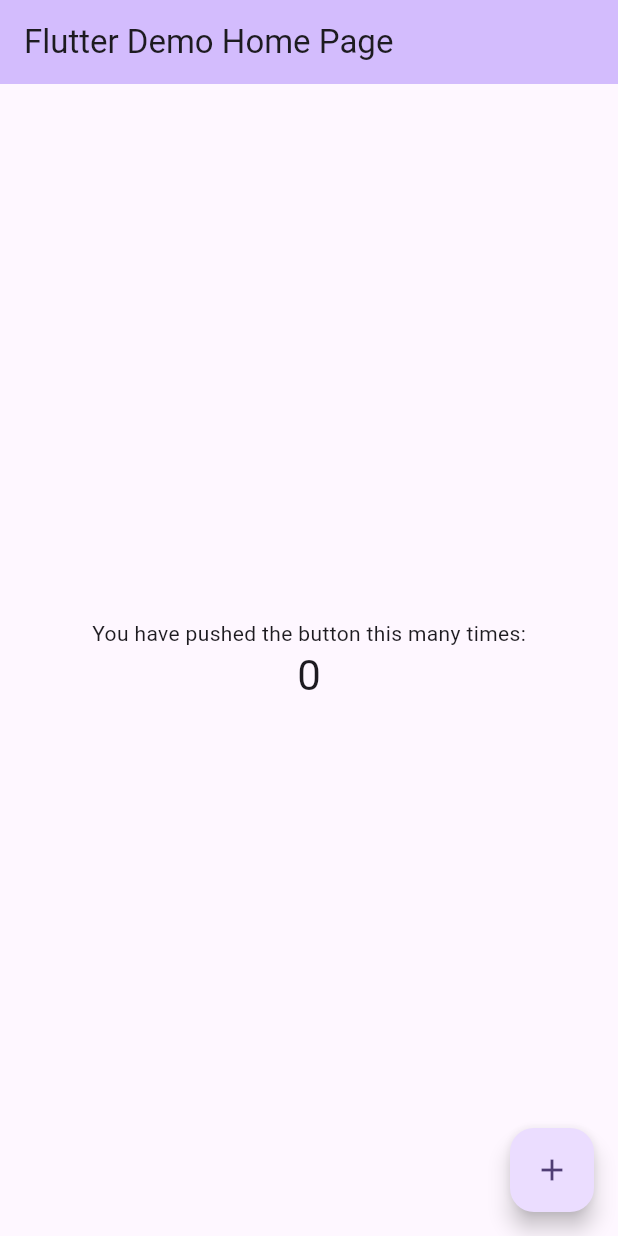
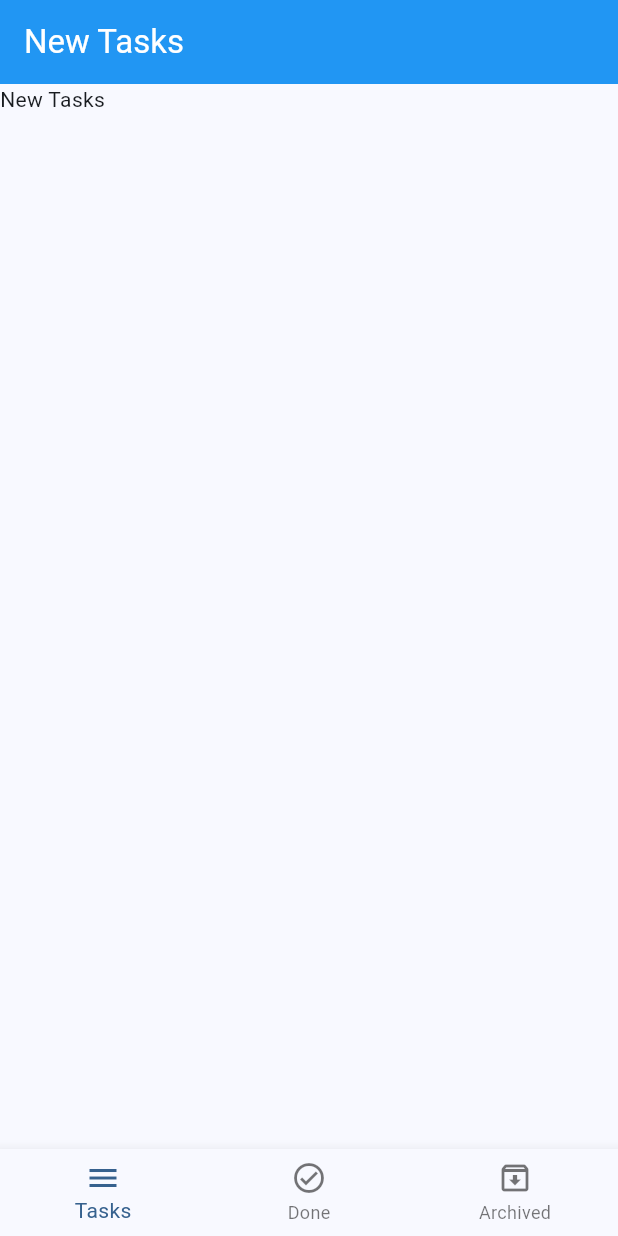
Before and after one commit to soutAhmedTayseer/To-Do-App, a Flutter app: the screen it shows after launch, on a phone screen of 412 x 824 dp. Run offline on Flutter 3.47's test engine with Material 3 defaults, Android fonts, the phone set to English and light mode, and no system bars; our stand-ins replace sqflite; accounts and stored records are empty.

```diff
--- /dev/null
+++ b/lib/ArchivedTasks.dart
@@ -0,0 +1,10 @@
+import 'package:flutter/cupertino.dart';
+
+class ArchivedTasks extends StatelessWidget {
+  const ArchivedTasks({super.key});
+
+  @override
+  Widget build(BuildContext context) {
+    return const Text('Archived Tasks');
+  }
+}
--- /dev/null
+++ b/lib/NewTasks.dart
@@ -0,0 +1,10 @@
+import 'package:flutter/cupertino.dart';
+
+class NewTasks extends StatelessWidget {
+  const NewTasks({super.key});
+
+  @override
+  Widget build(BuildContext context) {
+    return const Text('New Tasks');
+  }
+}
--- /dev/null
+++ b/lib/home.dart
@@ -0,0 +1,92 @@
+import 'package:flutter/material.dart';
+import 'package:flutter_projects/ArchivedTasks.dart';
+import 'package:flutter_projects/DoneTasks.dart';
+import 'package:flutter_projects/NewTasks.dart';
+import 'package:sqflite/sqflite.dart';
+
+class HomeLayout extends StatefulWidget {
+  const HomeLayout({super.key});
+
+  @override
+  State<HomeLayout> createState() => _HomeLayoutState();
+}
+
+class _HomeLayoutState extends State<HomeLayout> {
+  int currentIndex = 0;
+  List<Widget> screens = [
+    NewTasks(),
+    DoneTasks(),
+    ArchivedTasks(),
+  ];
+
+  List<String> titles = [
+    'New Tasks',
+    'Done Tasks',
+    'Archived Tasks',
+  ];
+
+  @override
+  void initState() {
+    super.initState();
+
+    createDatabase();
+  }
+
+  @override
+  Widget build(BuildContext context) {
+    return Scaffold(
+      appBar: AppBar(
+        backgroundColor: Colors.blue,
+        title: Text(
+          titles[currentIndex],
+          style: TextStyle(color: Colors.white),
+        ),
+      ),
+      body: screens[currentIndex],
+      bottomNavigationBar: BottomNavigationBar(
+        type: BottomNavigationBarType.fixed,
+        showSelectedLabels: true,
+        currentIndex: currentIndex,
+        onTap: (index) {
+          setState(() {
+            currentIndex = index;
+          });
+        },
+        items: [
+          BottomNavigationBarItem(icon: Icon(Icons.menu), label: 'Tasks'),
+          BottomNavigationBarItem(
+              icon: Icon(Icons.check_circle_outline_outlined), label: 'Done'),
+          BottomNavigationBarItem(
+              icon: Icon(Icons.archive_outlined), label: 'Archived'),
+        ],
+      ),
+    );
+  }
+}
+
+Future<String> getName() async {
+  return 'Ahmed Tayseer';
+}
+
+void createDatabase() async {
+  Database database = await openDatabase(
+    'todo.db',
+    version: 1,
+    onCreate: (database, version) {
+      print('database created');
+      database
+          .execute(
+              'CREATE TABLE tasks (id INTEGER PRIMARY KEY, title TEXT, date TEXT, time TEXT, status TEXT)')
+          .then((value) {
+        print('table created');
+      }).catchError((error) {
+        print('Error When Creating Table ${error.toString()}');
+      });
+    },
+    onOpen: (database) {
+      print('database opened');
+    },
+  );
+}
+
+void insertDatabase() {}
--- a/lib/main.dart
+++ b/lib/main.dart
@@ -1,4 +1,7 @@
 import 'package:flutter/material.dart';
+import 'package:flutter_projects/home.dart';
+
+import 'NourScreen.dart';
 
 void main() {
   runApp(const MyApp());
@@ -11,115 +14,12 @@ class MyApp extends StatelessWidget {
   @override
   Widget build(BuildContext context) {
     return MaterialApp(
-      title: 'Flutter Demo',
+      debugShowCheckedModeBanner: false,
       theme: ThemeData(
-        // This is the theme of your application.
-        //
-        // TRY THIS: Try running your application with "flutter run". You'll see
-        // the application has a purple toolbar. Then, without quitting the app,
-        // try changing the seedColor in the colorScheme below to Colors.green
-        // and then invoke "hot reload" (save your changes or press the "hot
-        // reload" button in a Flutter-supported IDE, or press "r" if you used
-        // the command line to start the app).
-        //
-        // Notice that the counter didn't reset back to zero; the application
-        // state is not lost during the reload. To reset the state, use hot
-        // restart instead.
-        //
-        // This works for code too, not just values: Most code changes can be
-        // tested with just a hot reload.
-        colorScheme: ColorScheme.fromSeed(seedColor: Colors.deepPurple),
+        colorScheme: ColorScheme.fromSeed(seedColor: Colors.blue),
         useMaterial3: true,
       ),
-      home: const MyHomePage(title: 'Flutter Demo Home Page'),
+      home: const HomeLayout() ,
     );
   }
 }
-
-class MyHomePage extends StatefulWidget {
-  const MyHomePage({super.key, required this.title});
-
-  // This widget is the home page of your application. It is stateful, meaning
-  // that it has a State object (defined below) that contains fields that affect
-  // how it looks.
-
-  // This class is the configuration for the state. It holds the values (in this
-  // case the title) provided by the parent (in this case the App widget) and
-  // used by the build method of the State. Fields in a Widget subclass are
-  // always marked "final".
-
-  final String title;
-
-  @override
-  State<MyHomePage> createState() => _MyHomePageState();
-}
-
-class _MyHomePageState extends State<MyHomePage> {
-  int _counter = 0;
-
-  void _incrementCounter() {
-    setState(() {
-      // This call to setState tells the Flutter framework that something has
-      // changed in this State, which causes it to rerun the build method below
-      // so that the display can reflect the updated values. If we changed
-      // _counter without calling setState(), then the build method would not be
-      // called again, and so nothing would appear to happen.
-      _counter++;
-    });
-  }
-
-  @override
-  Widget build(BuildContext context) {
-    // This method is rerun every time setState is called, for instance as done
-    // by the _incrementCounter method above.
-    //
-    // The Flutter framework has been optimized to make rerunning build methods
-    // fast, so that you can just rebuild anything that needs updating rather
-    // than having to individually change instances of widgets.
-    return Scaffold(
-      appBar: AppBar(
-        // TRY THIS: Try changing the color here to a specific color (to
-        // Colors.amber, perhaps?) and trigger a hot reload to see the AppBar
-        // change color while the other colors stay the same.
-        backgroundColor: Theme.of(context).colorScheme.inversePrimary,
-        // Here we take the value from the MyHomePage object that was created by
-        // the App.build method, and use it to set our appbar title.
-        title: Text(widget.title),
-      ),
-      body: Center(
-        // Center is a layout widget. It takes a single child and positions it
-        // in the middle of the parent.
-        child: Column(
-          // Column is also a layout widget. It takes a list of children and
-          // arranges them vertically. By default, it sizes itself to fit its
-          // children horizontally, and tries to be as tall as its parent.
-          //
-          // Column has various properties to control how it sizes itself and
-          // how it positions its children. Here we use mainAxisAlignment to
-          // center the children vertically; the main axis here is the vertical
-          // axis because Columns are vertical (the cross axis would be
-          // horizontal).
-          //
-          // TRY THIS: Invoke "debug painting" (choose the "Toggle Debug Paint"
-          // action in the IDE, or press "p" in the console), to see the
-          // wireframe for each widget.
-          mainAxisAlignment: MainAxisAlignment.center,
-          children: <Widget>[
-            const Text(
-              'You have pushed the button this many times:',
-            ),
-            Text(
-              '$_counter',
-              style: Theme.of(context).textTheme.headlineMedium,
-            ),
-          ],
-        ),
-      ),
-      floatingActionButton: FloatingActionButton(
-        onPressed: _incrementCounter,
-        tooltip: 'Increment',
-        child: const Icon(Icons.add),
-      ), // This trailing comma makes auto-formatting nicer for build methods.
-    );
-  }
-}
```
Also changed, not shown: lib/DoneTasks.dart (added, +10 -0 lines), lib/NourScreen.dart (added, +269 -0 lines), pubspec.yaml (+4 -8 lines), pubspec.lock.
